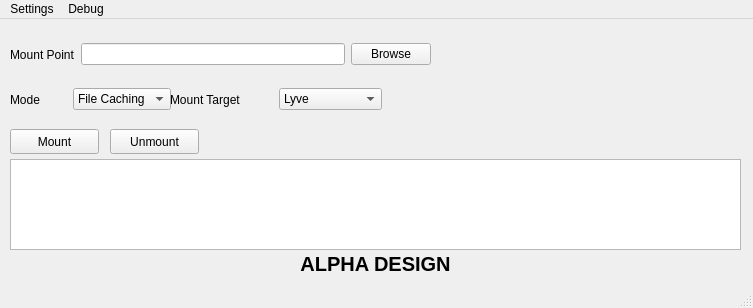
Before: the Qt Designer form gui/mountPrimaryWindow.ui in Seagate/cloudfuse, drawn with Qt 5.
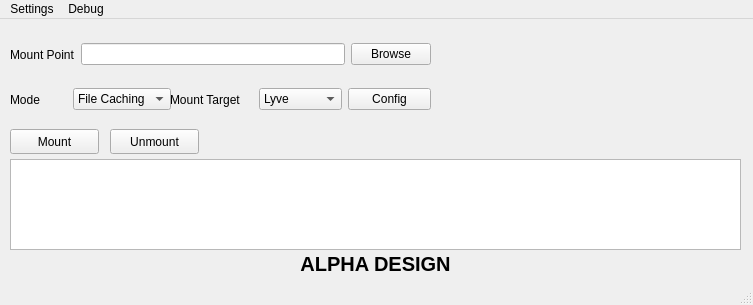
After: the same form once the commit is applied.

Commit message: common config, WIP

What changed in the file:
```diff
--- a/gui/mountPrimaryWindow.ui
+++ b/gui/mountPrimaryWindow.ui
@@ -7,7 +7,7 @@
     <x>0</x>
     <y>0</y>
     <width>753</width>
-    <height>308</height>
+    <height>305</height>
    </rect>
   </property>
   <property name="sizePolicy">
@@ -141,7 +141,7 @@
      <rect>
       <x>170</x>
       <y>60</y>
-      <width>212</width>
+      <width>261</width>
       <height>41</height>
      </rect>
     </property>
@@ -173,6 +173,13 @@
        </item>
       </widget>
      </item>
+     <item>
+      <widget class="QPushButton" name="config_button">
+       <property name="text">
+        <string>Config</string>
+       </property>
+      </widget>
+     </item>
     </layout>
    </widget>
    <widget class="QWidget" name="horizontalLayoutWidget_3">
```
The commit also changes 5 other files.
